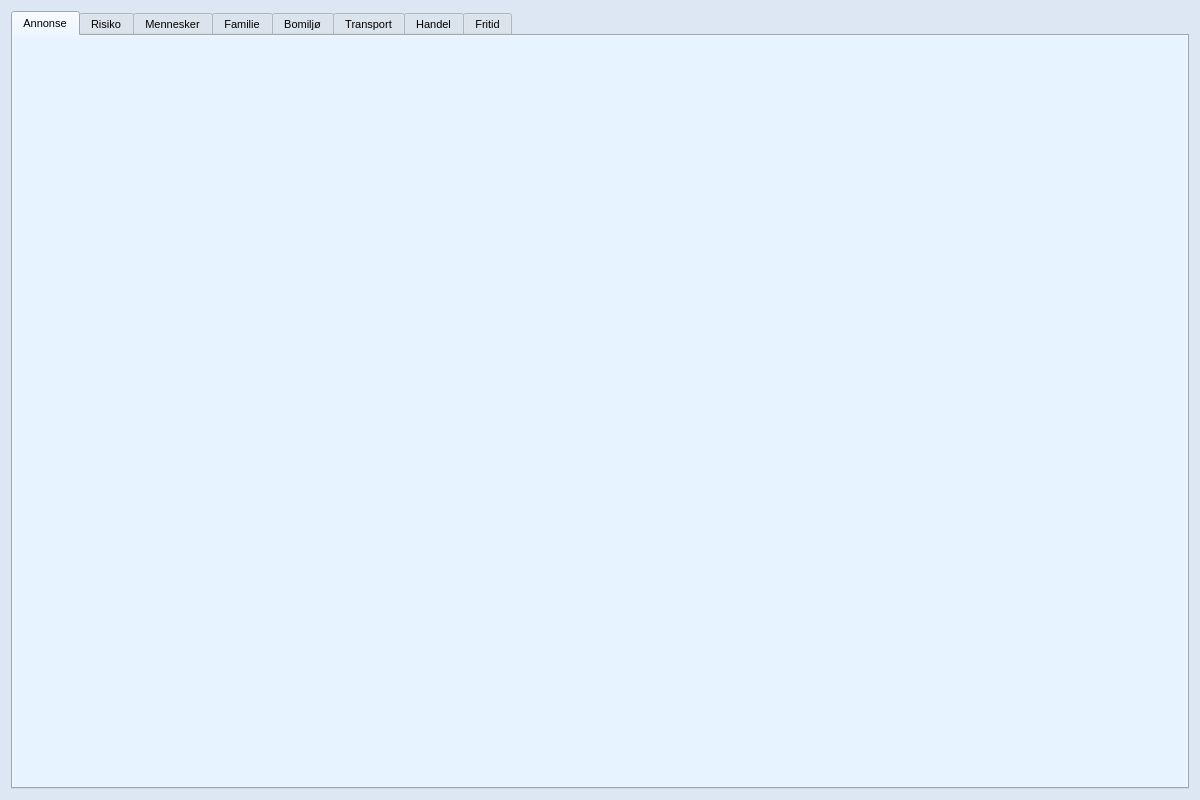
Before: the Qt Designer form source/ui/views/forms/statistics_form.ui in seemir/stressa, drawn with Qt 5.
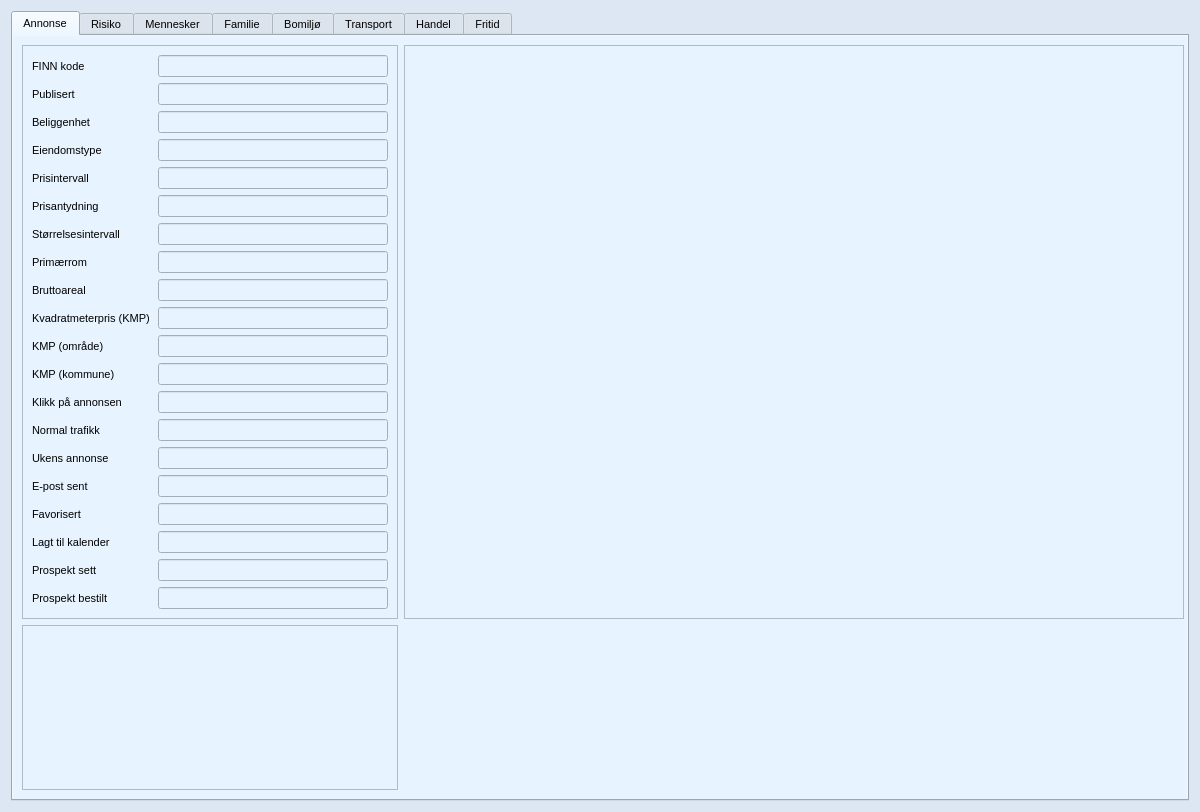
After: the same form once the commit is applied. Icons and pictures are not drawn.

Commit message: More work on `StatisticsView` and `StatisticsModel`

Diff of the .ui file:
```diff
--- a/source/ui/views/forms/statistics_form.ui
+++ b/source/ui/views/forms/statistics_form.ui
@@ -7,7 +7,7 @@
     <x>0</x>
     <y>0</y>
     <width>1200</width>
-    <height>800</height>
+    <height>812</height>
    </rect>
   </property>
   <property name="sizePolicy">
@@ -1301,6 +1301,378 @@
       <attribute name="title">
        <string>Annonse</string>
       </attribute>
+      <layout class="QGridLayout" name="gridLayout_2">
+       <item row="1" column="0">
+        <widget class="QFrame" name="frame_statistikk_3">
+         <property name="frameShape">
+          <enum>QFrame::StyledPanel</enum>
+         </property>
+         <property name="frameShadow">
+          <enum>QFrame::Raised</enum>
+         </property>
+        </widget>
+       </item>
+       <item row="0" column="0">
+        <widget class="QFrame" name="frame_statistikk_1">
+         <property name="sizePolicy">
+          <sizepolicy hsizetype="Fixed" vsizetype="Preferred">
+           <horstretch>0</horstretch>
+           <verstretch>0</verstretch>
+          </sizepolicy>
+         </property>
+         <property name="frameShape">
+          <enum>QFrame::StyledPanel</enum>
+         </property>
+         <property name="frameShadow">
+          <enum>QFrame::Raised</enum>
+         </property>
+         <layout class="QGridLayout" name="gridLayout_3">
+          <item row="8" column="0">
+           <widget class="QLabel" name="label_primrrom">
+            <property name="text">
+             <string>Primærrom</string>
+            </property>
+           </widget>
+          </item>
+          <item row="8" column="1">
+           <widget class="QLineEdit" name="line_edit_primrrom">
+            <property name="enabled">
+             <bool>false</bool>
+            </property>
+           </widget>
+          </item>
+          <item row="16" column="0">
+           <widget class="QLabel" name="label_ukens_annonse">
+            <property name="text">
+             <string>Ukens annonse</string>
+            </property>
+           </widget>
+          </item>
+          <item row="16" column="1">
+           <widget class="QLineEdit" name="line_edit_ad_of_the_week">
+            <property name="enabled">
+             <bool>false</bool>
+            </property>
+           </widget>
+          </item>
+          <item row="5" column="0">
+           <widget class="QLabel" name="label_prisantydning">
+            <property name="text">
+             <string>Prisantydning</string>
+            </property>
+           </widget>
+          </item>
+          <item row="10" column="1">
+           <widget class="QLineEdit" name="line_edit_sqm_price">
+            <property name="enabled">
+             <bool>false</bool>
+            </property>
+           </widget>
+          </item>
+          <item row="10" column="0">
+           <widget class="QLabel" name="label_kvadratmeterpris">
+            <property name="text">
+             <string>Kvadratmeterpris (KMP)</string>
+            </property>
+           </widget>
+          </item>
+          <item row="9" column="0">
+           <widget class="QLabel" name="label_bruttoareal">
+            <property name="text">
+             <string>Bruttoareal</string>
+            </property>
+           </widget>
+          </item>
+          <item row="9" column="1">
+           <widget class="QLineEdit" name="line_edit_bruttoareal">
+            <property name="enabled">
+             <bool>false</bool>
+            </property>
+           </widget>
+          </item>
+          <item row="22" column="0">
+           <spacer name="verticalSpacer">
+            <property name="orientation">
+             <enum>Qt::Vertical</enum>
+            </property>
+            <property name="sizeType">
+             <enum>QSizePolicy::Preferred</enum>
+            </property>
+            <property name="sizeHint" stdset="0">
+             <size>
+              <width>0</width>
+              <height>0</height>
+             </size>
+            </property>
+           </spacer>
+          </item>
+          <item row="0" column="1">
+           <widget class="QLineEdit" name="line_edit_finnkode">
+            <property name="enabled">
+             <bool>false</bool>
+            </property>
+            <property name="minimumSize">
+             <size>
+              <width>230</width>
+              <height>0</height>
+             </size>
+            </property>
+           </widget>
+          </item>
+          <item row="1" column="1">
+           <widget class="QLineEdit" name="line_edit_first_published">
+            <property name="enabled">
+             <bool>false</bool>
+            </property>
+           </widget>
+          </item>
+          <item row="1" column="0">
+           <widget class="QLabel" name="label_publisert">
+            <property name="text">
+             <string>Publisert</string>
+            </property>
+           </widget>
+          </item>
+          <item row="0" column="0">
+           <widget class="QLabel" name="label_finn_kode">
+            <property name="minimumSize">
+             <size>
+              <width>120</width>
+              <height>0</height>
+             </size>
+            </property>
+            <property name="text">
+             <string>FINN kode</string>
+            </property>
+           </widget>
+          </item>
+          <item row="2" column="1">
+           <widget class="QLineEdit" name="line_edit_location">
+            <property name="enabled">
+             <bool>false</bool>
+            </property>
+           </widget>
+          </item>
+          <item row="2" column="0">
+           <widget class="QLabel" name="label_beliggenhet">
+            <property name="text">
+             <string>Beliggenhet</string>
+            </property>
+           </widget>
+          </item>
+          <item row="15" column="1">
+           <widget class="QLineEdit" name="line_edit_normal_traffic">
+            <property name="enabled">
+             <bool>false</bool>
+            </property>
+           </widget>
+          </item>
+          <item row="13" column="1">
+           <widget class="QLineEdit" name="line_edit_views">
+            <property name="enabled">
+             <bool>false</bool>
+            </property>
+           </widget>
+          </item>
+          <item row="21" column="1">
+           <widget class="QLineEdit" name="line_edit_prospect_ordered">
+            <property name="enabled">
+             <bool>false</bool>
+            </property>
+           </widget>
+          </item>
+          <item row="20" column="1">
+           <widget class="QLineEdit" name="line_edit_prospect_viewed">
+            <property name="enabled">
+             <bool>false</bool>
+            </property>
+           </widget>
+          </item>
+          <item row="15" column="0">
+           <widget class="QLabel" name="label_normal_trafikk">
+            <property name="text">
+             <string>Normal trafikk</string>
+            </property>
+           </widget>
+          </item>
+          <item row="20" column="0">
+           <widget class="QLabel" name="label_prospekt_sett">
+            <property name="text">
+             <string>Prospekt sett</string>
+            </property>
+            <property name="buddy">
+             <cstring>line_edit_prospect_viewed</cstring>
+            </property>
+           </widget>
+          </item>
+          <item row="13" column="0">
+           <widget class="QLabel" name="label_visninger">
+            <property name="text">
+             <string>Klikk på annonsen</string>
+            </property>
+            <property name="buddy">
+             <cstring>line_edit_views</cstring>
+            </property>
+           </widget>
+          </item>
+          <item row="18" column="0">
+           <widget class="QLabel" name="label_favorisert">
+            <property name="text">
+             <string>Favorisert</string>
+            </property>
+            <property name="buddy">
+             <cstring>line_edit_favorite_click</cstring>
+            </property>
+           </widget>
+          </item>
+          <item row="19" column="1">
+           <widget class="QLineEdit" name="line_edit_add_to_calendar">
+            <property name="enabled">
+             <bool>false</bool>
+            </property>
+           </widget>
+          </item>
+          <item row="18" column="1">
+           <widget class="QLineEdit" name="line_edit_favorite_click">
+            <property name="enabled">
+             <bool>false</bool>
+            </property>
+           </widget>
+          </item>
+          <item row="21" column="0">
+           <widget class="QLabel" name="label_prospekt_bestilt">
+            <property name="text">
+             <string>Prospekt bestilt</string>
+            </property>
+            <property name="buddy">
+             <cstring>line_edit_prospect_ordered</cstring>
+            </property>
+           </widget>
+          </item>
+          <item row="7" column="0">
+           <widget class="QLabel" name="label_storrelse">
+            <property name="text">
+             <string>Størrelsesintervall</string>
+            </property>
+           </widget>
+          </item>
+          <item row="3" column="1">
+           <widget class="QLineEdit" name="line_edit_property_type">
+            <property name="enabled">
+             <bool>false</bool>
+            </property>
+           </widget>
+          </item>
+          <item row="19" column="0">
+           <widget class="QLabel" name="label_kalender">
+            <property name="text">
+             <string>Lagt til kalender</string>
+            </property>
+            <property name="buddy">
+             <cstring>line_edit_add_to_calendar</cstring>
+            </property>
+           </widget>
+          </item>
+          <item row="17" column="1">
+           <widget class="QLineEdit" name="line_edit_email_sent">
+            <property name="enabled">
+             <bool>false</bool>
+            </property>
+           </widget>
+          </item>
+          <item row="7" column="1">
+           <widget class="QLineEdit" name="line_edit_size_range">
+            <property name="enabled">
+             <bool>false</bool>
+            </property>
+           </widget>
+          </item>
+          <item row="3" column="0">
+           <widget class="QLabel" name="label_boligtype">
+            <property name="text">
+             <string>Eiendomstype</string>
+            </property>
+           </widget>
+          </item>
+          <item row="5" column="1">
+           <widget class="QLineEdit" name="line_edit_prisantydning">
+            <property name="enabled">
+             <bool>false</bool>
+            </property>
+           </widget>
+          </item>
+          <item row="4" column="1">
+           <widget class="QLineEdit" name="line_edit_price_range">
+            <property name="enabled">
+             <bool>false</bool>
+            </property>
+           </widget>
+          </item>
+          <item row="4" column="0">
+           <widget class="QLabel" name="label_price_range">
+            <property name="text">
+             <string>Prisintervall</string>
+            </property>
+           </widget>
+          </item>
+          <item row="17" column="0">
+           <widget class="QLabel" name="label_epost_sent">
+            <property name="text">
+             <string>E-post sent</string>
+            </property>
+            <property name="buddy">
+             <cstring>line_edit_email_sent</cstring>
+            </property>
+           </widget>
+          </item>
+          <item row="11" column="0">
+           <widget class="QLabel" name="label_city_area_sqm_price">
+            <property name="text">
+             <string>KMP (område)</string>
+            </property>
+           </widget>
+          </item>
+          <item row="11" column="1">
+           <widget class="QLineEdit" name="line_edit_city_area_sqm_price">
+            <property name="enabled">
+             <bool>false</bool>
+            </property>
+           </widget>
+          </item>
+          <item row="12" column="0">
+           <widget class="QLabel" name="label_municipality_sqm_price">
+            <property name="text">
+             <string>KMP (kommune)</string>
+            </property>
+           </widget>
+          </item>
+          <item row="12" column="1">
+           <widget class="QLineEdit" name="line_edit_municipality_sqm_price">
+            <property name="enabled">
+             <bool>false</bool>
+            </property>
+           </widget>
+          </item>
+         </layout>
+        </widget>
+       </item>
+       <item row="0" column="1">
+        <widget class="QFrame" name="frame_statistikk_2">
+         <property name="minimumSize">
+          <size>
+           <width>780</width>
+           <height>0</height>
+          </size>
+         </property>
+         <property name="frameShape">
+          <enum>QFrame::StyledPanel</enum>
+         </property>
+         <property name="frameShadow">
+          <enum>QFrame::Raised</enum>
+         </property>
+        </widget>
+       </item>
+      </layout>
      </widget>
      <widget class="QWidget" name="tab_risiko">
       <property name="palette">
```
Left out of the diff: 23 changed lines with no effect on the pictures. The commit also changes 32 other files.
